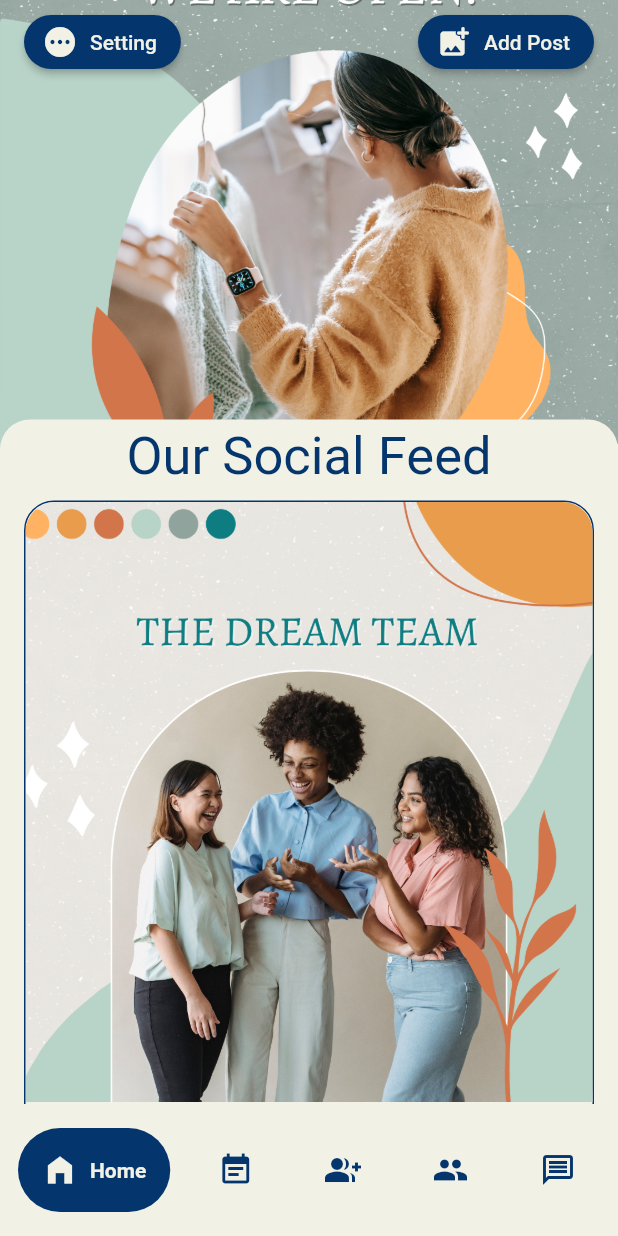
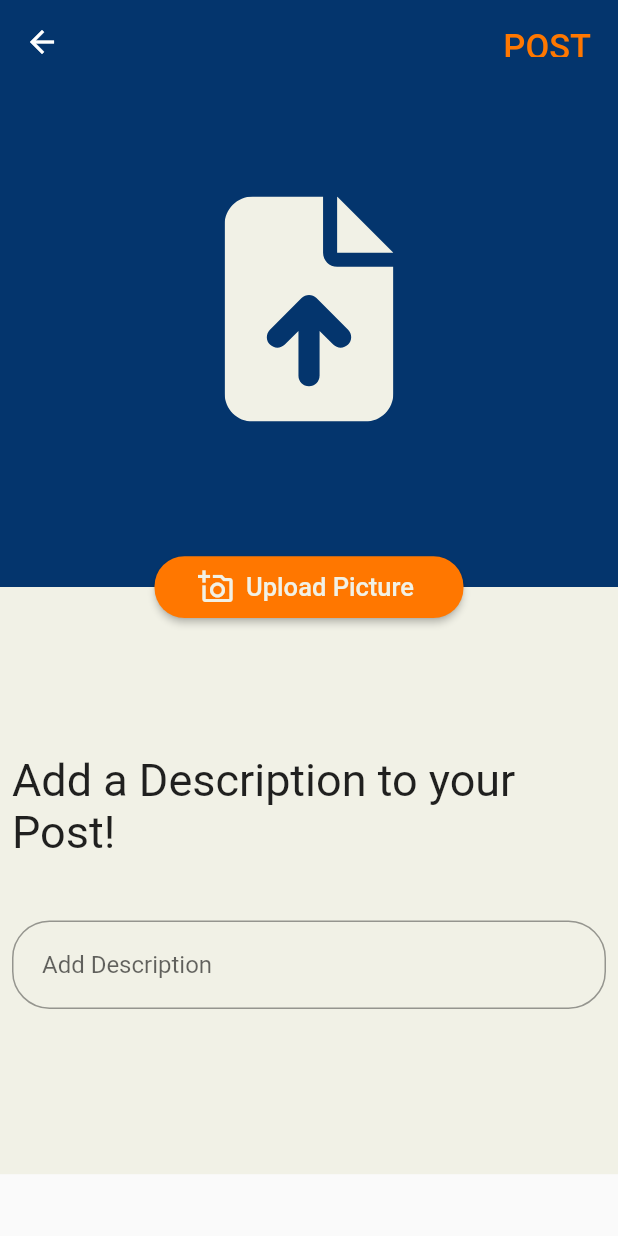
Before and after one commit to Confidant-21/erc, a Flutter app: the screen it shows after launch, after a tap on "Add Post", on a phone screen of 412 x 824 dp. Run offline on Flutter 3.47's test engine with Material 2 defaults, Android fonts, the phone set to English and light mode, and no system bars; drawn by our look-alikes of google_nav_bar; our stand-ins replace firebase_core, flutter_svg, image_picker; missing offline and left inert: snackbar; accounts and stored records are empty; Roboto replaces fonts that are missing (Times New Roman).

Commit message:
Updated Gradle with add_post UI

```diff
--- /dev/null
+++ b/lib/PagesHome/AddPost.dart
@@ -0,0 +1,131 @@
+import 'package:flutter/material.dart';
+import 'package:flutter_svg/flutter_svg.dart';
+import 'package:image_picker/image_picker.dart';
+import 'package:snackbar/snackbar.dart';
+
+
+
+class AddPost extends StatefulWidget {
+  const AddPost({super.key});
+
+  @override
+  State<AddPost> createState() => _AddPostState();
+}
+final GlobalKey<ScaffoldState> _scaffoldKey = GlobalKey<ScaffoldState>();
+
+Future<void> _uploadImage() async {
+  final image = await ImagePicker().pickImage(source: ImageSource.gallery);
+
+  if (image != null) {
+
+    //_scaffoldKey.currentState!.showSnackBar(
+    //   SnackBar(
+    //     content: Text('Image uploaded successfully!'),
+    //     duration: Duration(seconds: 2), // Optional duration
+     // ),
+    // );
+
+  }
+}
+
+class _AddPostState extends State<AddPost> {
+  TextEditingController _descriptionController = TextEditingController();
+
+  @override
+  Widget build(BuildContext context) {
+    return Scaffold(
+      key: _scaffoldKey,
+      body: CustomScrollView(
+        slivers: [
+          SliverAppBar(
+
+              expandedHeight: MediaQuery.of(context).size.height * 0.5,
+              backgroundColor: Color(0xFF04356D),
+              actions: [
+                TextButton(onPressed: (){}, child: Padding(
+                  padding: const EdgeInsets.all(10.0),
+                  child: Text("POST",style: TextStyle(
+                    color: Color(0xFFFF7700),fontSize: 23
+                  ),),
+                ))
+              ],
+              flexibleSpace: FlexibleSpaceBar(
+                background: Center(
+                    child: SvgPicture.asset(
+                  "assets/Images/Feed/file.svg",
+                  color: Color(0xFFF1F1E6),
+                  width: 150,
+                  height: 150,
+                  // height: MediaQuery.sizeOf(context).height * 0.5,
+                )),
+              ),
+              bottom: PreferredSize(
+                preferredSize: Size.fromHeight(20),
+                child: Container(
+                  child: Center(
+                    child: ElevatedButton.icon(
+                      onPressed: _uploadImage,
+                      icon: Icon(
+                        Icons.add_a_photo_outlined,
+                        color: Color(0xFFF1F1E6),
+                      ),
+                      style: ElevatedButton.styleFrom(
+                          fixedSize: Size(
+                              MediaQuery.of(context).size.width * 0.5,
+                              MediaQuery.of(context).size.height * 0.05),
+                          backgroundColor: Color(0xFFFF7700),
+                          shape: RoundedRectangleBorder(
+                              borderRadius:
+                                  BorderRadius.all(Radius.circular(20)))),
+                      label: Text(
+                        'Upload Picture',
+                        style: TextStyle(color: Color(0xFFF1F1E6),fontSize: 17),
+                      ),
+                    ),
+                  ),
+                  height: MediaQuery.of(context).size.height * 0.05,
+                  decoration: BoxDecoration(
+                      gradient: LinearGradient(
+                    colors: [Color(0xFF04356D), Color(0xFFF1F1E6)],
+                    stops: [0.5, 0.5],
+                    begin: Alignment.topCenter,
+                    end: Alignment.bottomCenter,
+                  )),
+                ),
+              )),
+          SliverToBoxAdapter(
+            child: Container(
+              height: MediaQuery.of(context).size.height * 0.45,
+              width: MediaQuery.of(context).size.width,
+              color: Color(0xFFF1F1E6),
+              child: Center(
+                child: Padding(
+                  padding: const EdgeInsets.all(8.0),
+                  child: Column(
+
+                    mainAxisAlignment: MainAxisAlignment.start,
+                    children: [
+                      SizedBox(height: MediaQuery.of(context).size.height*0.1,),
+                      Text("Add a Description to your Post!",style: TextStyle(fontSize: 30),),
+                      SizedBox(height: MediaQuery.of(context).size.height*0.05,),
+                      TextField(
+                        //cursorWidth: 20,
+                        decoration: InputDecoration(hintText: 'Add Description',
+                            contentPadding: EdgeInsets.all(20),border: OutlineInputBorder(
+                          borderSide: BorderSide(width: 2.0),
+                          borderRadius: BorderRadius.circular(25)
+                        )),
+
+                        controller: _descriptionController,
+                      ),
+                    ],
+                  ),
+                ),
+              ),
+            ),
+          )
+        ],
+      ),
+    );
+  }
+}
--- a/lib/PagesHome/Home.dart
+++ b/lib/PagesHome/Home.dart
@@ -1,3 +1,4 @@
+import 'package:erc/PagesHome/AddPost.dart';
 import 'package:erc/PagesHome/PostTile.dart';
 import 'package:flutter/material.dart';
 
@@ -45,38 +46,60 @@ class _HomeState extends State<Home> {
                 children: [
                   ElevatedButton.icon(
                     onPressed: () {},
-                    icon: Icon(Icons.pending_rounded,color:Color(0xFFF1F1E6),),
+                    icon: Icon(
+                      Icons.pending_rounded,
+                      color: Color(0xFFF1F1E6),
+                    ),
                     style: ElevatedButton.styleFrom(
                         backgroundColor: Color(0xFF04356D),
                         shape: RoundedRectangleBorder(
                             borderRadius:
                                 BorderRadius.all(Radius.circular(20)))),
-                    label: Text('Setting',style: TextStyle(color: Color(0xFFF1F1E6)),),
+                    label: Text(
+                      'Setting',
+                      style: TextStyle(color: Color(0xFFF1F1E6)),
+                    ),
                   ),
                   ElevatedButton.icon(
-                    onPressed: () {},
-                    icon: Icon(Icons.add_photo_alternate_rounded,color:Color(0xFFF1F1E6),),
+                    onPressed: () {
+                      Navigator.push(
+                          context,
+                          MaterialPageRoute(
+                            builder: (context) => AddPost(),
+                          ));
+                    },
+                    icon: Icon(
+                      Icons.add_photo_alternate_rounded,
+                      color: Color(0xFFF1F1E6),
+                    ),
                     style: ElevatedButton.styleFrom(
                         backgroundColor: Color(0xFF04356D),
                         shape: RoundedRectangleBorder(
                             borderRadius:
                                 BorderRadius.all(Radius.circular(20)))),
-                    label: Text('Add Post',style: TextStyle(color: Color(0xFFF1F1E6)),),
+                    label: Text(
+                      'Add Post',
+                      style: TextStyle(color: Color(0xFFF1F1E6)),
+                    ),
                   ),
                 ],
               ),
-              expandedHeight: (MediaQuery.of(context).size.height) * 0.4,
+              expandedHeight: (MediaQuery.of(context).size.height) * 0.5,
               backgroundColor: Color(0xFFF1F1E6),
               pinned: false,
               flexibleSpace: FlexibleSpaceBar(
-                background: Image.asset("assets/Images/Feed/1.png",
-                    width: double.maxFinite, fit: BoxFit.cover),
+                background: Image.asset("assets/Images/Feed/logo.png",
+                    width: MediaQuery.of(context).size.width*0.8,
+                    //fit: BoxFit.cover
+    ),
               ),
             ),
             SliverList(
                 delegate: SliverChildBuilderDelegate(
               (BuildContext context, int index) {
-                return PostTile(index: index,);
+                return PostTile(
+                  index: index,
+                );
               },
               childCount: 10, // Replace this with your desired item count
             ))
--- a/pubspec.yaml
+++ b/pubspec.yaml
@@ -37,6 +37,9 @@ dependencies:
   cupertino_icons: ^1.0.2
   google_nav_bar: ^5.0.6
   firebase_core: ^2.15.0
+  flutter_svg: ^2.0.7
+  image_picker: ^1.0.2
+  snackbar: ^1.0.2
 
 dev_dependencies:
   flutter_test:
```
Also changed, not shown: assets/Images/Feed/file.svg (added), assets/Images/Feed/logo.png (added), assets/Images/Feed/logo_with _image.svg (added), pubspec.lock, 7 other files.
